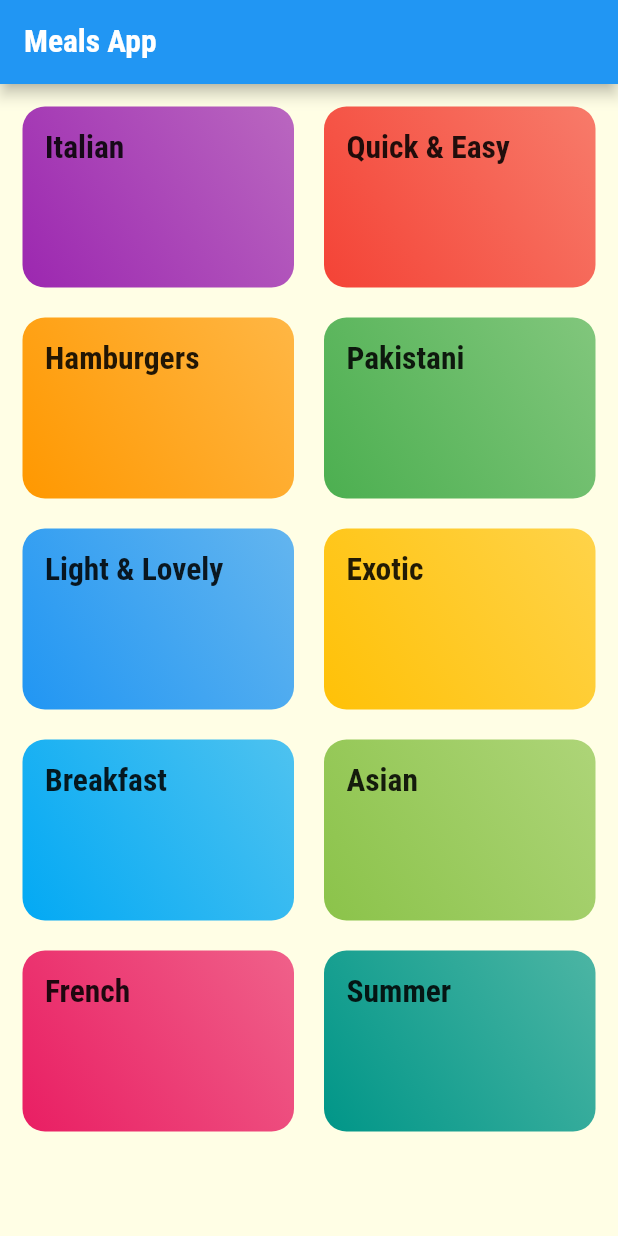
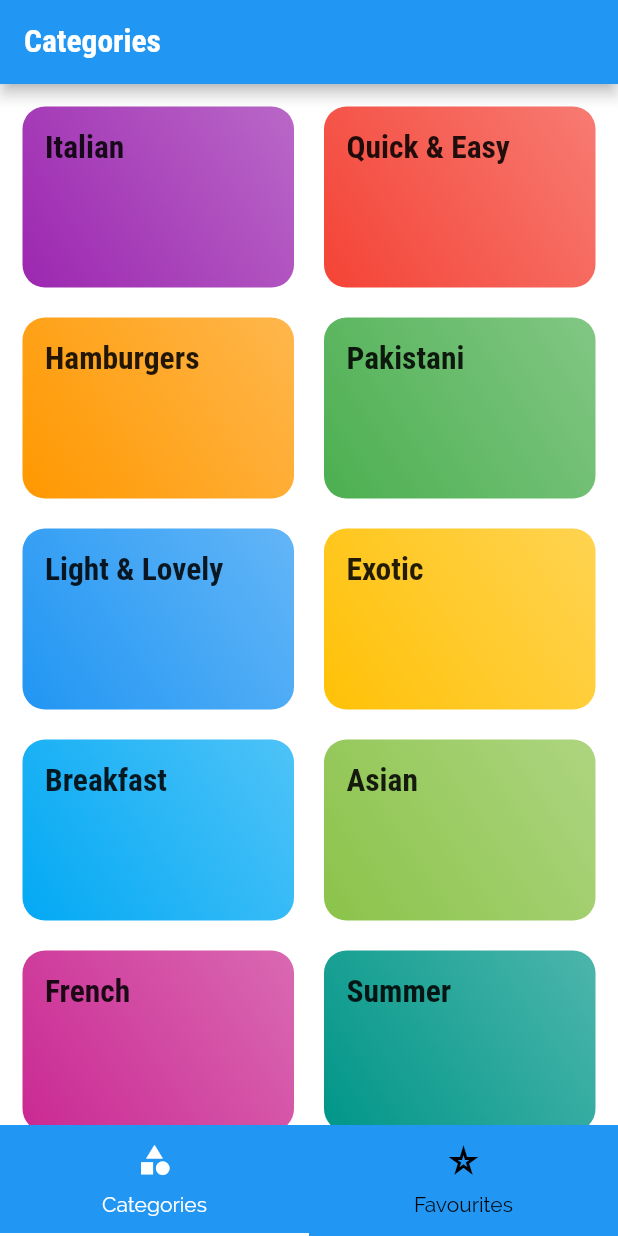
Before and after one commit to MuhammadSaad0/Flutter_Meals_App, a Flutter app: the screen it shows after launch, on a phone screen of 412 x 824 dp. Run offline on Flutter 3.47's test engine with Material 2 defaults, Android fonts, the phone set to English and light mode, and no system bars.

Commit message:
Added bottom nav bar

```diff
--- a/lib/categories_screen.dart
+++ b/lib/categories_screen.dart
@@ -5,9 +5,7 @@ import 'category_item.dart';
 class CategoriesScreen extends StatelessWidget {
   @override
   Widget build(BuildContext context) {
-    return Scaffold(
-      appBar: AppBar(title: const Text("Meals App")),
-      body: GridView(
+    return GridView(
       padding: const EdgeInsets.all(15),
       children: [
         ...DUMMY_CATEGORIES
@@ -21,7 +19,6 @@ class CategoriesScreen extends StatelessWidget {
         crossAxisSpacing: 20,
         mainAxisSpacing: 20,
       ),
-      ),
     );
   }
 }
--- a/lib/category.dart
+++ b/lib/category.dart
@@ -4,9 +4,11 @@ class Category {
   final String id;
   final String title;
   final Color color;
+  final img;
 
   const Category(
       {@required this.id,
       @required this.title,
+      this.img,
       this.color = Colors.orangeAccent});
 }
--- a/lib/dummy_data.dart
+++ b/lib/dummy_data.dart
@@ -47,7 +47,7 @@ const DUMMY_CATEGORIES = const [
   Category(
     id: 'c9',
     title: 'French',
-    color: Colors.pink,
+    color: Color.fromARGB(255, 202, 41, 146),
   ),
   Category(
     id: 'c10',
--- /dev/null
+++ b/lib/favourites_screen.dart
@@ -0,0 +1,12 @@
+import 'package:flutter/material.dart';
+
+class FavouritesScreen extends StatelessWidget {
+  const FavouritesScreen({Key key}) : super(key: key);
+
+  @override
+  Widget build(BuildContext context) {
+    return Center(
+      child: Text("The Favourite"),
+    );
+  }
+}
--- a/lib/main.dart
+++ b/lib/main.dart
@@ -1,4 +1,5 @@
 import 'package:flutter/material.dart';
+import './tabs_screen.dart';
 import './meal_detail_screen.dart';
 import './category_meals_screen.dart';
 import './categories_screen.dart';
@@ -11,10 +12,10 @@ class MyApp extends StatelessWidget {
     return MaterialApp(
       title: 'DeliMeals',
       theme: ThemeData(
-          primarySwatch: Colors.pink,
+          primarySwatch: Colors.blue,
           colorScheme:
               ColorScheme.fromSwatch().copyWith(secondary: Colors.amber),
-          canvasColor: Color.fromRGBO(255, 254, 229, 1),
+          canvasColor: Colors.white,
           fontFamily: "Raleway",
           textTheme: ThemeData.light().textTheme.copyWith(
                 bodyText1: TextStyle(color: Color.fromRGBO(20, 51, 51, 1)),
@@ -25,7 +26,8 @@ class MyApp extends StatelessWidget {
                   fontFamily: 'RobotoCondensed',
                 ),
               )),
-      home: CategoriesScreen(),
+      home: TabsScreen(),
+      initialRoute: "/",
       routes: {
         CategoryMealsScreen.routeName: (ctx) => CategoryMealsScreen(),
         MealDetailScreen.routeName: (context) => MealDetailScreen(),
--- a/lib/meal_detail_screen.dart
+++ b/lib/meal_detail_screen.dart
@@ -45,21 +45,26 @@ class MealDetailScreen extends StatelessWidget {
             ),
             buildSectionTitle("Steps", context),
             ListView.builder(
-              shrinkWrap: true,
-              physics: NeverScrollableScrollPhysics(),
-              itemBuilder: (contex, index) {
-                return ListTile(
+                shrinkWrap: true,
+                physics: NeverScrollableScrollPhysics(),
+                itemCount: selectedMeal.steps.length,
+                itemBuilder: (contex, index) {
+                  return ListTile(
                     leading: CircleAvatar(child: Text("# ${index + 1}")),
                     title: Container(
                       margin: EdgeInsets.symmetric(vertical: 5),
                       padding:
                           EdgeInsets.symmetric(vertical: 5, horizontal: 10),
+                      decoration: BoxDecoration(
+                        border: Border.all(color: Colors.blueGrey, width: 0.2),
+                        borderRadius: BorderRadius.circular(5),
+                      ),
                       child: Text(
                         selectedMeal.steps[index],
                       ),
-                    ));
-              },
-            ),
+                    ),
+                  );
+                })
           ],
         ),
       ),
--- /dev/null
+++ b/lib/tabs_screen.dart
@@ -0,0 +1,60 @@
+import 'package:flutter/material.dart';
+import 'package:flutter_complete_guide/favourites_screen.dart';
+import './categories_screen.dart';
+
+class TabsScreen extends StatefulWidget {
+  @override
+  State<TabsScreen> createState() => _TabsScreenState();
+}
+
+class _TabsScreenState extends State<TabsScreen> {
+  int selected_index = 0;
+  void _changetitle(int index) {
+    setState(() {
+      selected_index = index;
+    });
+  }
+
+  final List<String> titles = [
+    "Categories",
+    "Favourites",
+  ];
+
+  @override
+  Widget build(BuildContext context) {
+    return DefaultTabController(
+      child: Scaffold(
+        appBar: AppBar(
+          backgroundColor: Theme.of(context).primaryColor,
+          title: Text(titles[selected_index]),
+        ),
+        body: TabBarView(
+          children: [
+            CategoriesScreen(),
+            FavouritesScreen(),
+          ],
+        ),
+        bottomNavigationBar: Container(
+          color: Theme.of(context).primaryColor,
+          child: TabBar(
+            tabs: [
+              Tab(
+                icon: Icon(Icons.category),
+                text: "Categories",
+              ),
+              Tab(
+                icon: Icon(Icons.star_border_purple500),
+                text: "Favourites",
+              ),
+            ],
+            indicatorColor: Colors.white,
+            indicatorWeight: 2,
+            unselectedLabelColor: Colors.black,
+            onTap: _changetitle,
+          ),
+        ),
+      ),
+      length: 2,
+    );
+  }
+}
```
Lines whose indentation alone changed are shown as unchanged.
